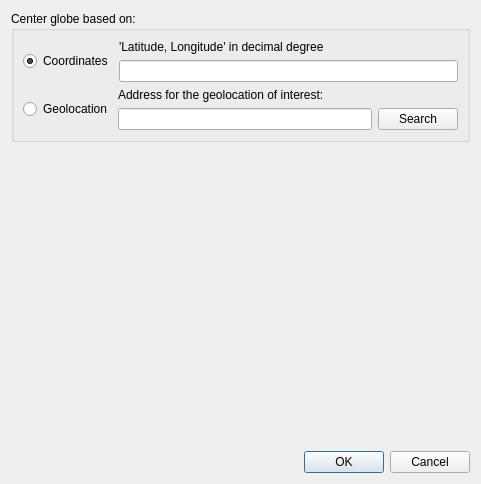
Old version of the form globe_builder_dialog_base.ui in the repository GispoCoding/GlobeBuilder.
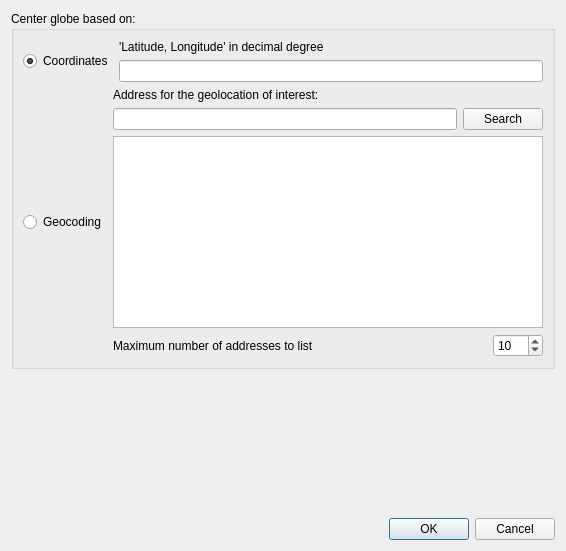
New version of the form. Icons and pictures are not drawn.

Commit message: Allow giving origo trough geocoding

```diff
--- a/globe_builder_dialog_base.ui
+++ b/globe_builder_dialog_base.ui
@@ -6,8 +6,8 @@
    <rect>
     <x>0</x>
     <y>0</y>
-    <width>481</width>
-    <height>484</height>
+       <width>566</width>
+       <height>551</height>
    </rect>
   </property>
   <property name="windowTitle">
@@ -60,7 +60,7 @@
             <item>
              <widget class="QRadioButton" name="radioButtonGeolocation">
               <property name="text">
-               <string>Geolocation</string>
+                        <string>Geocoding</string>
               </property>
              </widget>
             </item>
@@ -87,6 +87,51 @@
                 </item>
                </layout>
               </item>
+                 <item>
+                     <widget class="QListWidget" name="listWidgetGeocodingResults"/>
+                 </item>
+                 <item>
+                     <layout class="QHBoxLayout" name="horizontalLayout_2">
+                         <item>
+                             <widget class="QLabel" name="label_4">
+                                 <property name="sizePolicy">
+                                     <sizepolicy hsizetype="Preferred" vsizetype="Preferred">
+                                         <horstretch>0</horstretch>
+                                         <verstretch>0</verstretch>
+                                     </sizepolicy>
+                                 </property>
+                                 <property name="text">
+                                     <string>Maximum number of addresses to list</string>
+                                 </property>
+                             </widget>
+                         </item>
+                         <item>
+                             <widget class="QSpinBox" name="spinBoxMaxResults">
+                                 <property name="sizePolicy">
+                                     <sizepolicy hsizetype="Preferred" vsizetype="Fixed">
+                                         <horstretch>0</horstretch>
+                                         <verstretch>0</verstretch>
+                                     </sizepolicy>
+                                 </property>
+                                 <property name="maximumSize">
+                                     <size>
+                                         <width>50</width>
+                                         <height>16777215</height>
+                                     </size>
+                                 </property>
+                                 <property name="minimum">
+                                     <number>1</number>
+                                 </property>
+                                 <property name="maximum">
+                                     <number>40</number>
+                                 </property>
+                                 <property name="value">
+                                     <number>10</number>
+                                 </property>
+                             </widget>
+                         </item>
+                     </layout>
+                 </item>
              </layout>
             </item>
            </layout>
```
Left out of the diff: 6 changed lines with no effect on the pictures. Lines whose indentation alone changed are shown as unchanged. The commit also changes 2 other files.
